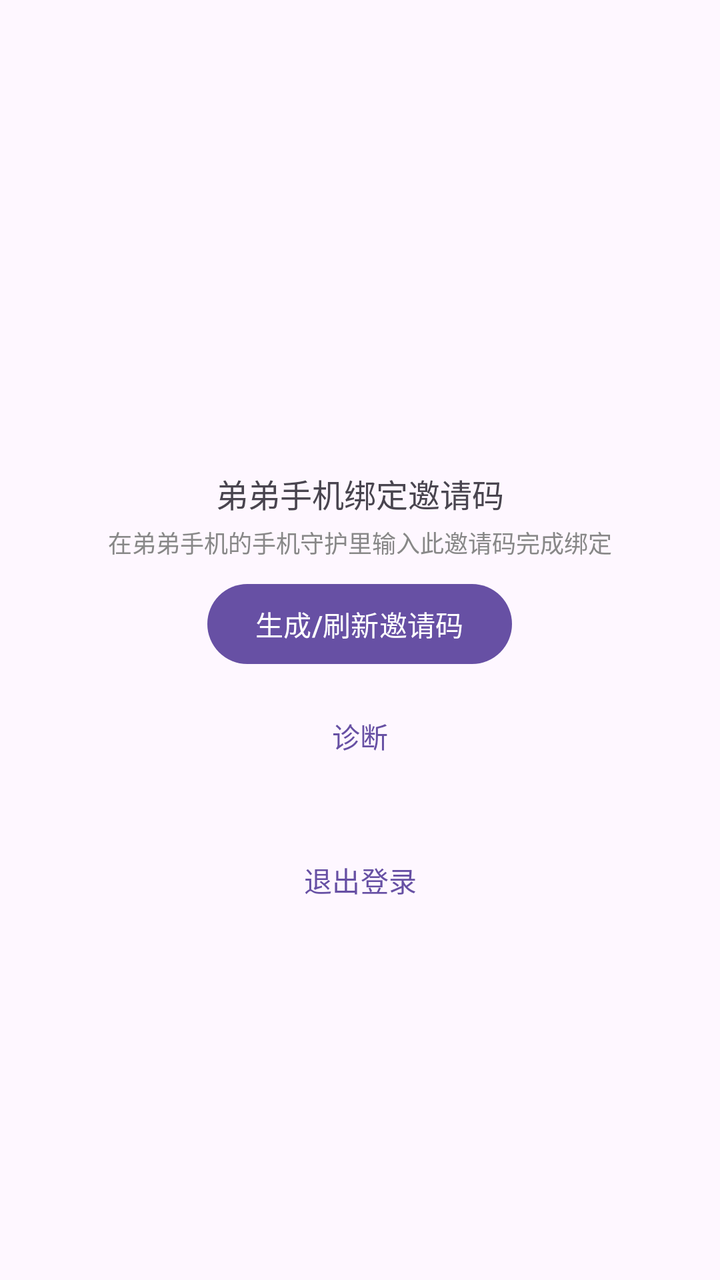
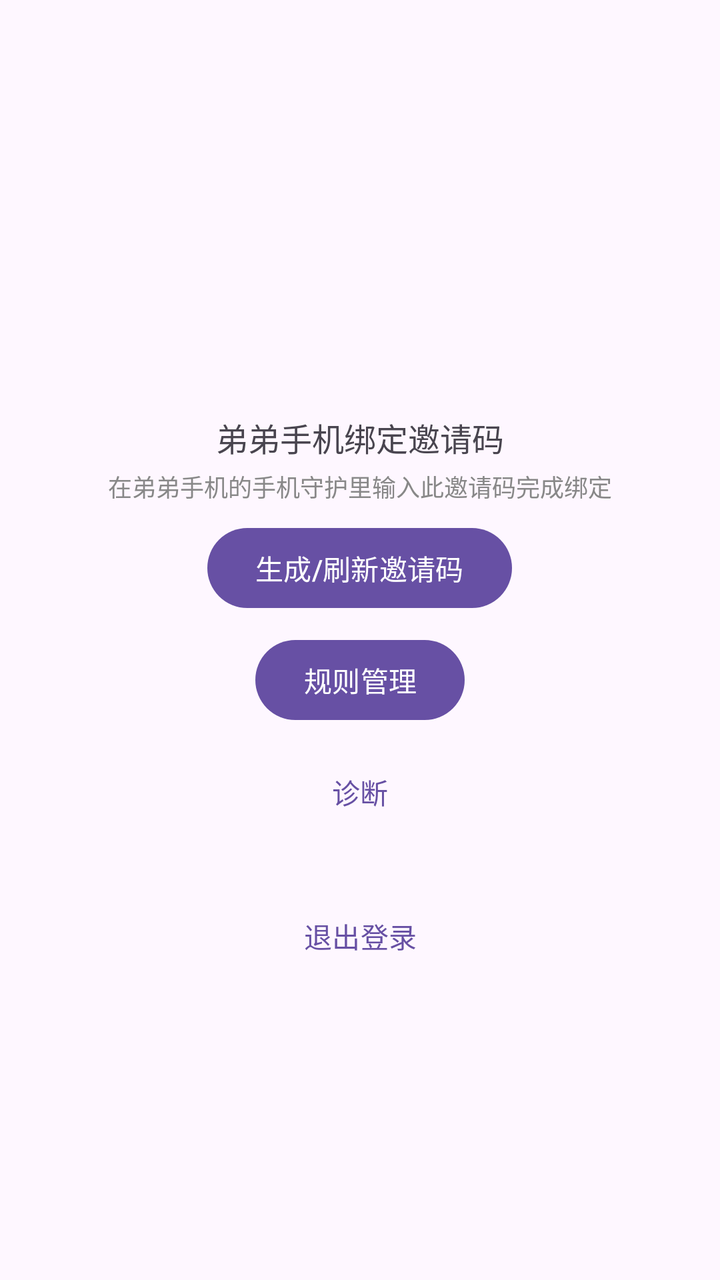

Two renders of the same Android screen: before a commit and after it. Below are the layout's source before the change and the commit's diff.
<!-- AndroidManifest.xml: application theme Theme.PhoneGuard -->
<!-- res/layout/activity_main.xml -->
<?xml version="1.0" encoding="utf-8"?>
<LinearLayout xmlns:android="http://schemas.android.com/apk/res/android"
    android:layout_width="match_parent"
    android:layout_height="match_parent"
    android:gravity="center"
    android:orientation="vertical"
    android:padding="24dp">

    <TextView
        android:id="@+id/tvWelcome"
        android:layout_width="wrap_content"
        android:layout_height="wrap_content"
        android:textSize="20sp" />

    <TextView
        android:layout_width="wrap_content"
        android:layout_height="wrap_content"
        android:layout_marginTop="32dp"
        android:text="@string/invite_code_title"
        android:textSize="16sp" />

    <TextView
        android:id="@+id/tvInviteCode"
        android:layout_width="wrap_content"
        android:layout_height="wrap_content"
        android:layout_marginTop="8dp"
        android:letterSpacing="0.2"
        android:textColor="@color/primary"
        android:textSize="40sp"
        android:textStyle="bold"
        android:visibility="gone" />

    <TextView
        android:layout_width="wrap_content"
        android:layout_height="wrap_content"
        android:layout_marginTop="4dp"
        android:text="@string/invite_code_tip"
        android:textSize="12sp"
        android:textColor="#888888" />

    <com.google.android.material.button.MaterialButton
        android:id="@+id/btnCopyCode"
        style="@style/Widget.Material3.Button.TonalButton"
        android:layout_width="wrap_content"
        android:layout_height="wrap_content"
        android:layout_marginTop="12dp"
        android:text="@string/copy_code"
        android:visibility="gone" />

    <com.google.android.material.button.MaterialButton
        android:id="@+id/btnRefreshCode"
        android:layout_width="wrap_content"
        android:layout_height="wrap_content"
        android:layout_marginTop="8dp"
        android:text="@string/refresh_code" />

    <com.google.android.material.button.MaterialButton
        android:id="@+id/btnDiag"
        style="@style/Widget.Material3.Button.TextButton"
        android:layout_width="wrap_content"
        android:layout_height="wrap_content"
        android:layout_marginTop="8dp"
        android:text="@string/diag" />

    <com.google.android.material.button.MaterialButton
        android:id="@+id/btnLogout"
        style="@style/Widget.Material3.Button.TextButton"
        android:layout_width="wrap_content"
        android:layout_height="wrap_content"
        android:layout_marginTop="24dp"
        android:text="@string/logout" />
</LinearLayout>
<!-- resources referenced by this layout -->
<resources>
  <color name="primary">#1A73E8</color>
  <string name="copy_code">复制邀请码</string>
  <string name="diag">诊断</string>
  <string name="invite_code_tip">在弟弟手机的"手机守护"里输入此邀请码完成绑定</string>
  <string name="invite_code_title">弟弟手机绑定邀请码</string>
  <string name="logout">退出登录</string>
  <string name="refresh_code">生成/刷新邀请码</string>
  <style name="Theme.PhoneGuard" parent="Theme.Material3.DayNight.NoActionBar" />
</resources>

<!-- the commit's change to res/layout/activity_main.xml (unified diff, before → after) -->
@@ -55,6 +55,13 @@
         android:text="@string/refresh_code" />
 
     <com.google.android.material.button.MaterialButton
+        android:id="@+id/btnRules"
+        android:layout_width="wrap_content"
+        android:layout_height="wrap_content"
+        android:layout_marginTop="8dp"
+        android:text="@string/rules" />
+
+    <com.google.android.material.button.MaterialButton
         android:id="@+id/btnDiag"
         style="@style/Widget.Material3.Button.TextButton"
         android:layout_width="wrap_content"
<!-- resource entries referenced after the edit -->
@@ -7,6 +7,7 @@
   <string name="invite_code_title">弟弟手机绑定邀请码</string>
   <string name="logout">退出登录</string>
   <string name="refresh_code">生成/刷新邀请码</string>
+  <string name="rules">规则管理</string>
   <style name="Theme.PhoneGuard" parent="Theme.Material3.DayNight.NoActionBar" />
 </resources>
 
